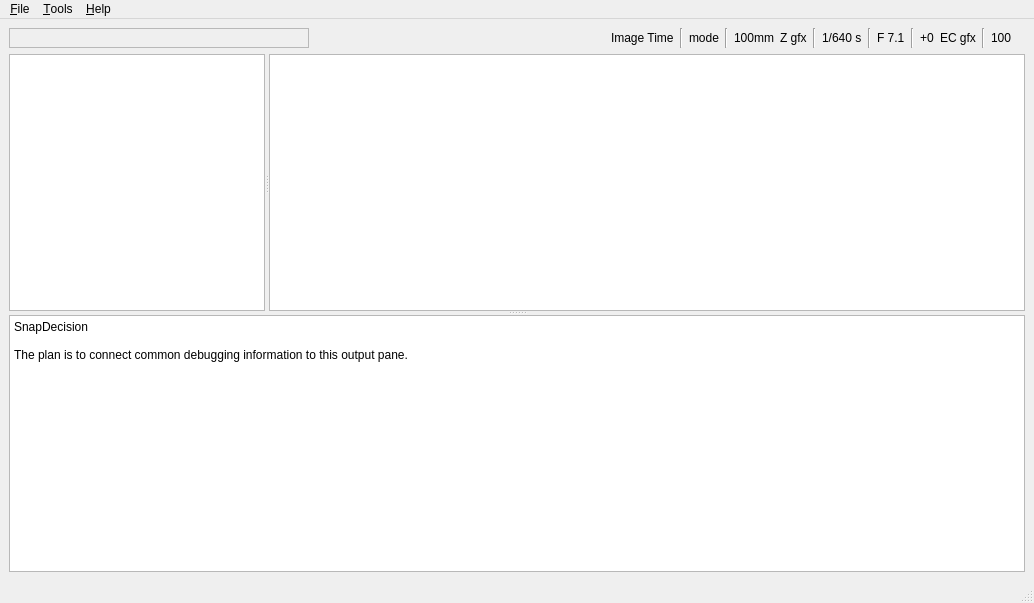
Above: ui/mainwindow.ui from jingshaq/snap-decision before the change. Below: the same form after it.
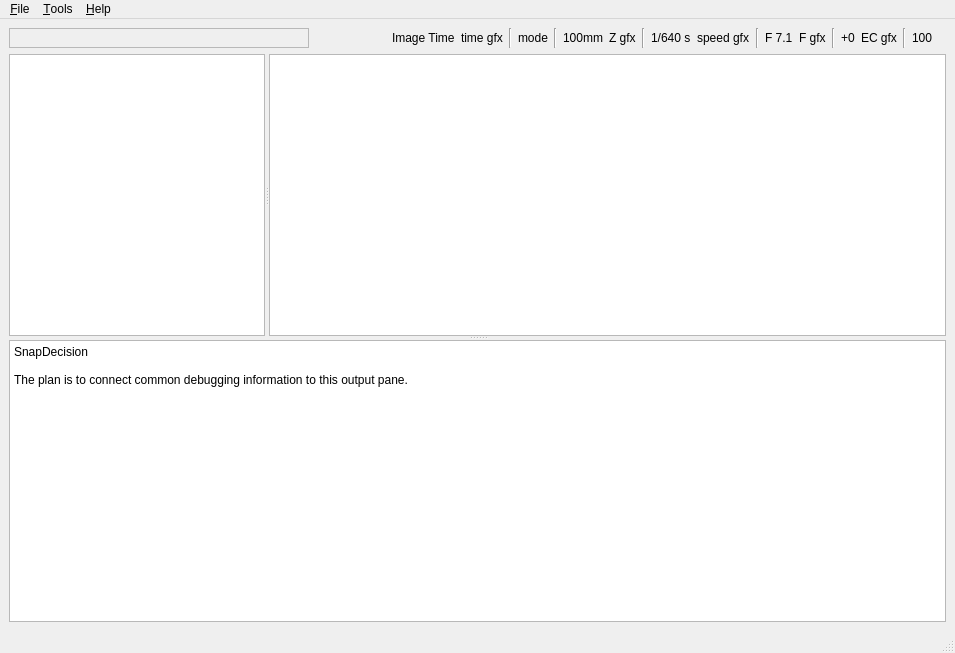
That is the form after the change. Icons and pictures are not drawn. Custom widgets are drawn as their Qt base class.

```diff
--- a/ui/mainwindow.ui
+++ b/ui/mainwindow.ui
@@ -6,8 +6,8 @@
    <rect>
     <x>0</x>
     <y>0</y>
-    <width>1034</width>
-    <height>603</height>
+    <width>955</width>
+    <height>653</height>
    </rect>
   </property>
   <property name="acceptDrops">
@@ -72,6 +72,16 @@
         </property>
        </widget>
       </item>
+      <item>
+       <widget class="QLabel" name="lblTimeGfx">
+        <property name="toolTip">
+         <string>&lt;html&gt;&lt;head/&gt;&lt;body&gt;&lt;p&gt;Time stamp indicates the exact date and time when the photo was taken. Useful for organizing, tracking, and referencing photos chronologically.&lt;/p&gt;&lt;/body&gt;&lt;/html&gt;</string>
+        </property>
+        <property name="text">
+         <string>time gfx</string>
+        </property>
+       </widget>
+      </item>
       <item>
        <widget class="Line" name="lineTime">
         <property name="orientation">
@@ -133,6 +143,16 @@
         </property>
        </widget>
       </item>
+      <item>
+       <widget class="QLabel" name="lblSpeedGfx">
+        <property name="toolTip">
+         <string>&lt;html&gt;&lt;head/&gt;&lt;body&gt;&lt;p&gt;Shutter speed determines how long the camera's shutter is open, affecting motion capture and exposure. Faster speeds (e.g., 1/2000 sec) freeze motion, ideal for action shots. Slower speeds (e.g., 1 sec) capture more light and motion, suitable for low-light or creative blur effects.&lt;/p&gt;&lt;/body&gt;&lt;/html&gt;</string>
+        </property>
+        <property name="text">
+         <string>speed gfx</string>
+        </property>
+       </widget>
+      </item>
       <item>
        <widget class="Line" name="lineSpeed">
         <property name="orientation">
@@ -150,6 +170,16 @@
         </property>
        </widget>
       </item>
+      <item>
+       <widget class="QLabel" name="lblFGfx">
+        <property name="toolTip">
+         <string>&lt;html&gt;&lt;head/&gt;&lt;body&gt;&lt;p&gt;F number (f-stop) controls the lens aperture size, affecting depth of field and light entry. Lower f-stops (e.g., f/1.4) allow more light, creating a shallow depth of field. Higher f-stops (e.g., f/16) allow less light, creating a wider depth of field.&lt;/p&gt;&lt;/body&gt;&lt;/html&gt;</string>
+        </property>
+        <property name="text">
+         <string>F gfx</string>
+        </property>
+       </widget>
+      </item>
       <item>
        <widget class="Line" name="lineF">
         <property name="orientation">
@@ -279,7 +309,7 @@
     <rect>
      <x>0</x>
      <y>0</y>
-     <width>1034</width>
+     <width>955</width>
      <height>26</height>
     </rect>
    </property>
```
Left out of the diff: 18 changed lines with no effect on the pictures.
